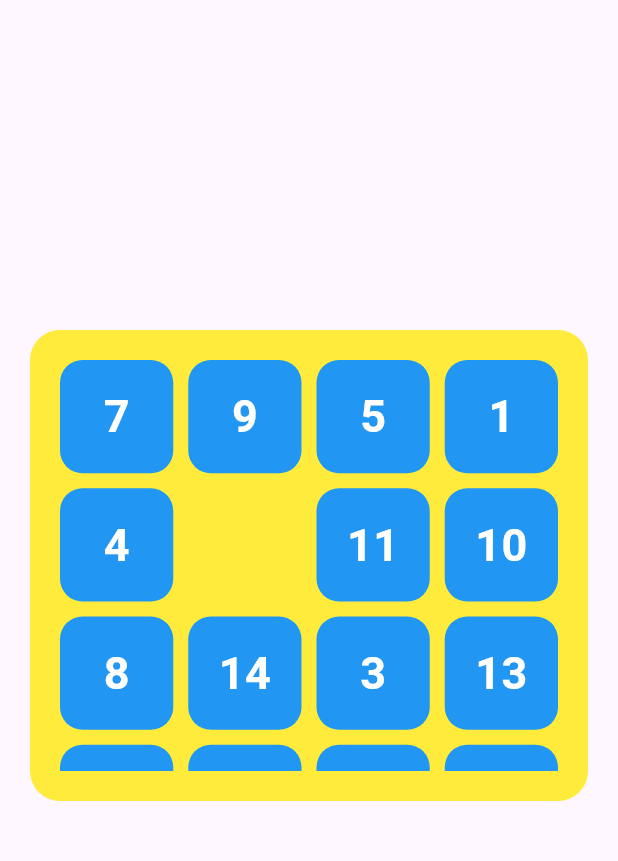
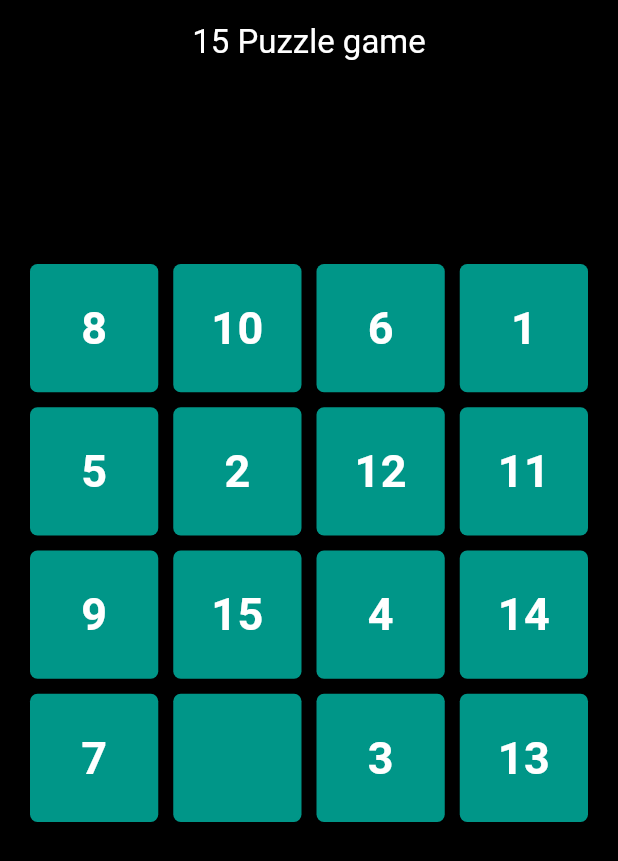
Before and after one commit to Mardonbekmelsov/dars_84, a Flutter app: the screen it shows after launch, on a phone screen of 412 x 824 dp. Shown: the top 861 px of the screen. Run offline on Flutter 3.47's test engine with Material 3 defaults, Android fonts, the phone set to English and light mode, and no system bars; our stand-ins replace bloc, flutter_bloc.

```diff
--- a/lib/ui/screens/home_screen.dart
+++ b/lib/ui/screens/home_screen.dart
@@ -15,7 +15,6 @@ class HomeScreen extends StatefulWidget {
 class _HomeScreenState extends State<HomeScreen> {
   List<String> shuffledList = [
     '1',
-    '',
     '2',
     '3',
     '4',
@@ -29,7 +28,8 @@ class _HomeScreenState extends State<HomeScreen> {
     '12',
     '13',
     '14',
-    '15'
+    '15',
+    '',
   ];
 
   List<List<String>> numbers2D = [];
@@ -38,10 +38,10 @@ class _HomeScreenState extends State<HomeScreen> {
   void initState() {
     super.initState();
     shuffledList.shuffle();
-    _create2DArray();
+    _createGrid();
   }
 
-  void _create2DArray() {
+  void _createGrid() {
     int size = 4;
     for (int i = 0; i < size; i++) {
       List<String> subList = [];
@@ -55,11 +55,22 @@ class _HomeScreenState extends State<HomeScreen> {
   @override
   Widget build(BuildContext context) {
     return Scaffold(
+      backgroundColor: Colors.black,
+      appBar: AppBar(
+        backgroundColor: Colors.black,
+        centerTitle: true,
+        title: Text(
+          "15 Puzzle game",
+          style: TextStyle(
+            color: Colors.white,
+          ),
+        ),
+      ),
       body: Padding(
         padding: const EdgeInsets.all(20.0),
         child: Column(
           children: [
-            SizedBox(height: 200),
+            const SizedBox(height: 100),
             Expanded(
               child: BlocBuilder<PuzzleBloc, PuzzleState>(
                 builder: (context, state) {
@@ -67,12 +78,7 @@ class _HomeScreenState extends State<HomeScreen> {
                     numbers2D = state.grid;
                   }
 
-                  return Container(
-                    decoration: BoxDecoration(
-                        borderRadius: BorderRadius.circular(20),
-                        color: Colors.yellow),
-                    padding: EdgeInsets.all(20),
-                    child: GridView.builder(
+                  return GridView.builder(
                     itemCount: shuffledList.length,
                     gridDelegate:
                         const SliverGridDelegateWithFixedCrossAxisCount(
@@ -93,12 +99,10 @@ class _HomeScreenState extends State<HomeScreen> {
                         child: Gridbutton(number: numbers2D[row][col]),
                       );
                     },
-                    ),
                   );
                 },
               ),
             ),
-            SizedBox(height: 270),
           ],
         ),
       ),
--- a/lib/ui/widgets/grid_button.dart
+++ b/lib/ui/widgets/grid_button.dart
@@ -9,8 +9,8 @@ class Gridbutton extends StatelessWidget {
     return Container(
       alignment: Alignment.center,
       decoration: BoxDecoration(
-        color: number == '' ? null : Colors.blue,
-        borderRadius: BorderRadius.circular(15),
+        color: Colors.teal,
+        borderRadius: BorderRadius.circular(5),
       ),
       child: Text(
         number,
--- a/pubspec.yaml
+++ b/pubspec.yaml
@@ -19,7 +19,7 @@ publish_to: 'none' # Remove this line if you wish to publish to pub.dev
 version: 1.0.0+1
 
 environment:
-  sdk: '>=3.4.4 <4.0.0'
+  sdk: '>=3.4.3 <4.0.0'
 
 # Dependencies specify other packages that your package needs in order to work.
 # To automatically upgrade your package dependencies to the latest versions
```
Also changed, not shown: pubspec.lock. Lines whose indentation alone changed are shown as unchanged.
